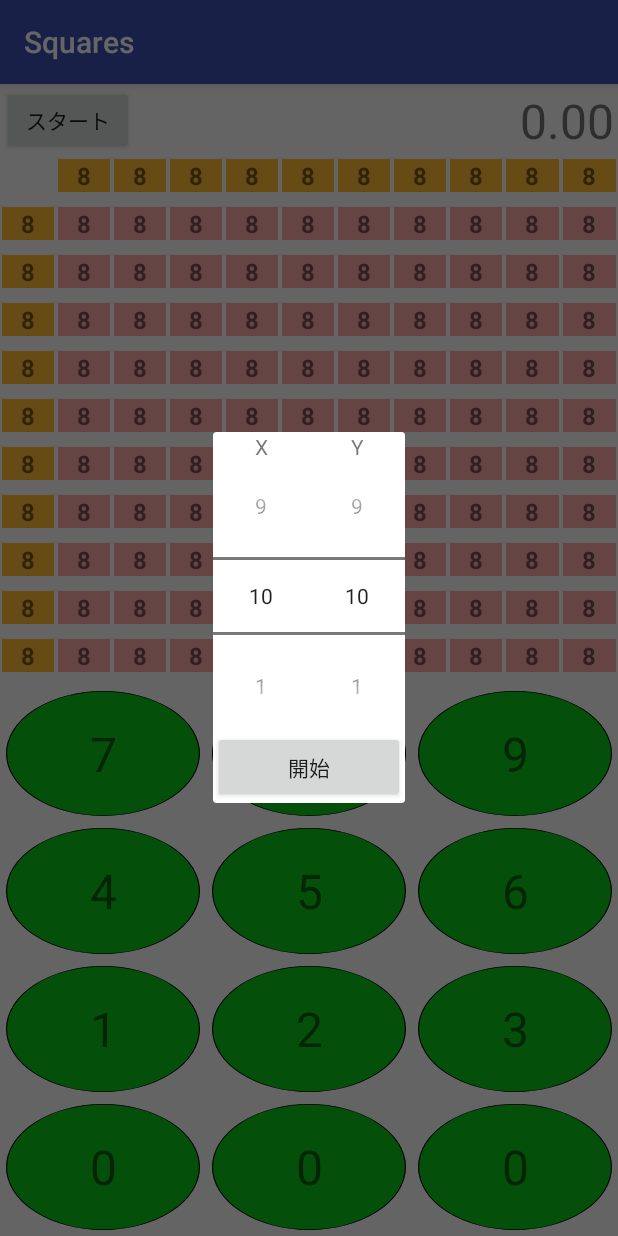
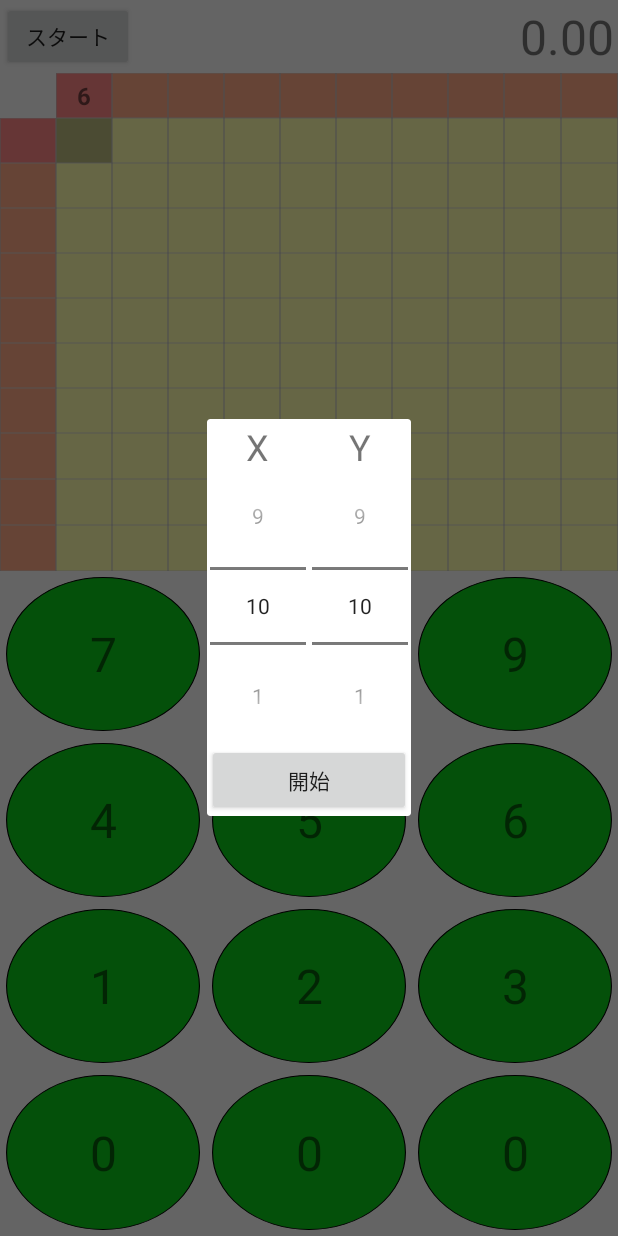
Before and after one commit to Funabashi-Joho-Business/Squares100, an Android app: the screen it shows after launch (MainActivity), after a tap on "スタート", on a phone screen of 412 x 824 dp. Run offline under Robolectric (Android 15) with nearby library versions, the phone set to English and light mode, and no system bars.

Commit message:
ソースコードの改良

```diff
--- a/app/build.gradle
+++ b/app/build.gradle
@@ -26,4 +26,5 @@ dependencies {
     androidTestImplementation 'com.android.support.test:runner:1.0.2'
     androidTestImplementation 'com.android.support.test.espresso:espresso-core:3.0.2'
     implementation 'com.android.support:gridlayout-v7:27.1.1'
+    implementation 'com.android.support.constraint:constraint-layout:1.1.0'
 }
--- a/app/src/main/java/jp/croud/squares/InputFragment.java
+++ b/app/src/main/java/jp/croud/squares/InputFragment.java
@@ -16,7 +16,7 @@ import android.widget.TextView;
  * A simple {@link Fragment} subclass.
  */
 public class InputFragment extends Fragment implements View.OnClickListener {
-
+	//ナンバークリックコールバック用リスナー
 	interface OnNumberClickListener{
 		void onNumberClick(int value);
 	}
@@ -24,15 +24,15 @@ public class InputFragment extends Fragment implements View.OnClickListener {
 	void setOnNumberClickListener(OnNumberClickListener listener){
 		mListener = listener;
 	}
+
 	public InputFragment() {
-		// Required empty public constructor
+
 	}
 
 
 	@Override
 	public View onCreateView(LayoutInflater inflater, ViewGroup container,
 	                         Bundle savedInstanceState) {
-		// Inflate the layout for this fragment
 		return inflater.inflate(R.layout.fragment_input, container, false);
 	}
 
@@ -40,8 +40,9 @@ public class InputFragment extends Fragment implements View.OnClickListener {
 	public void onViewCreated(@NonNull View view, @Nullable Bundle savedInstanceState) {
 		super.onViewCreated(view, savedInstanceState);
 
-		int[] num = {7, 8, 9, 4, 5, 6, 1, 2, 3, 0,0,0};
-
+		//キー配置リスト
+		final int[] num = {7, 8, 9, 4, 5, 6, 1, 2, 3, 0, 0, 0};
+		//キー設定
 		for(int i=0;i<num.length;i++){
 			ViewGroup parent = (ViewGroup)((ViewGroup)view).getChildAt(i/3);
 			ImageButton imageButton = (ImageButton)((ViewGroup)parent.getChildAt(i%3)).getChildAt(0);
@@ -55,6 +56,7 @@ public class InputFragment extends Fragment implements View.OnClickListener {
 
 	@Override
 	public void onClick(View v) {
+		//キータップコールバック
 		if(mListener != null)
 			mListener.onNumberClick((int)v.getTag());
 	}
--- a/app/src/main/java/jp/croud/squares/ModeFragment.java
+++ b/app/src/main/java/jp/croud/squares/ModeFragment.java
@@ -10,6 +10,8 @@ import android.view.LayoutInflater;
 import android.view.View;
 import android.view.ViewGroup;
 import android.widget.NumberPicker;
+
+import jp.croud.squares.db.AppDB;
 
 
 /**
@@ -43,10 +45,14 @@ public class ModeFragment extends DialogFragment implements View.OnClickListener
 		NumberPicker numY = view.findViewById(R.id.numY);
 		numX.setMinValue(1);
 		numX.setMaxValue(10);
-		numX.setValue(10);
 		numY.setMinValue(1);
 		numY.setMaxValue(10);
-		numY.setValue(10);
+
+
+		AppDB db = new AppDB(getContext());
+		numX.setValue(db.getSetting("SizeX",10));
+		numY.setValue(db.getSetting("SizeY",10));
+		db.close();
 
 		view.findViewById(R.id.buttonStart).setOnClickListener(this);
 	}
@@ -56,7 +62,15 @@ public class ModeFragment extends DialogFragment implements View.OnClickListener
 		if(mListener != null) {
 			NumberPicker numX = getView().findViewById(R.id.numX);
 			NumberPicker numY = getView().findViewById(R.id.numY);
-			mListener.onModeStart(numX.getValue(),numY.getValue());
+			int x = numX.getValue();
+			int y = numY.getValue();
+			mListener.onModeStart(x,y);
+
+			AppDB db = new AppDB(getContext());
+			db.setSetting("SizeX",x);
+			db.setSetting("SizeY",y);
+			db.close();
+
 			getDialog().cancel();
 		}
 	}
--- a/app/src/main/java/jp/croud/squares/SquaresFragment.java
+++ b/app/src/main/java/jp/croud/squares/SquaresFragment.java
@@ -21,9 +21,8 @@ import java.util.Random;
  * A simple {@link Fragment} subclass.
  */
 public class SquaresFragment extends Fragment {
-	int mHeaderColor1 = 0xffffaa44;
-	int mHeaderColor2 = 0xffdd8833;
-
+	int mSizeX = 10;
+	int mSizeY = 10;
 	int[] mNumberX = new int[10];
 	int[] mNumberY = new int[10];
 	int mIndex;
@@ -47,25 +46,8 @@ public class SquaresFragment extends Fragment {
 		super.onViewCreated(view, savedInstanceState);
 		mAnimation = AnimationUtils.loadAnimation(getContext(), R.anim.fade_in);
 
-		int countX = 11;
-		int countY = 11;
-		LinearLayout.LayoutParams params = new LinearLayout.LayoutParams(ViewGroup.LayoutParams.MATCH_PARENT,ViewGroup.LayoutParams.WRAP_CONTENT,1);
-		LinearLayout parent = (LinearLayout)view;
-		for(int y=0;y<countY;y++){
-			LinearLayout layout = new LinearLayout(getContext());
-			for(int x=0;x<countX;x++){
-				if(x == 0 && y == 0)
-					layout.addView(new Space(getContext()), new LinearLayout.LayoutParams(ViewGroup.LayoutParams.WRAP_CONTENT,ViewGroup.LayoutParams.WRAP_CONTENT,1));
-				else if(x==0 || y==0)
-					getLayoutInflater().inflate(R.layout.frame_header,layout,true);
-				else
-					getLayoutInflater().inflate(R.layout.frame_item,layout,true);
-			}
-			parent.addView(layout,params);
-
-		}
 		//getLayoutInflater().inflate(R.layout.fragment_squares,)
-		//reset();
+		reset(10,10);
 	}
 
 	@Override
@@ -79,25 +61,47 @@ public class SquaresFragment extends Fragment {
 	}
 
 	public void reset(int x,int y){
+		//マス目の作成
+		int countX = x+1;
+		int countY = y+1;
+		LinearLayout.LayoutParams params = new LinearLayout.LayoutParams(ViewGroup.LayoutParams.MATCH_PARENT,0,1);
+		LinearLayout parent = (LinearLayout)getView();
+		parent.removeAllViews();
+		for(int j=0;j<countY;j++){
+			LinearLayout layout = new LinearLayout(getContext());
+			for(int i=0;i<countX;i++){
+				if(i == 0 && j == 0)
+					layout.addView(new Space(getContext()), new LinearLayout.LayoutParams(ViewGroup.LayoutParams.WRAP_CONTENT,ViewGroup.LayoutParams.WRAP_CONTENT,1));
+				else
+					getLayoutInflater().inflate(R.layout.frame_item,layout,true);
+			}
+			parent.addView(layout,params);
+		}
+		//データの配置
+		mSizeX = x;
+		mSizeY = y;
 		Random rand = new Random();
-		for(int i=0;i<10;i++){
-			int a = rand.nextInt(10);
-			int b = rand.nextInt(10);
-			setSquaresText(i+1,0,String.valueOf(a));
-			setSquaresColor(i+1,0,mHeaderColor1);
-
-			setSquaresText(0,i+1,String.valueOf(b));
-			setSquaresColor(0,i+1,mHeaderColor1);
-
-			mNumberX[i] = a;
-			mNumberY[i] = b;
+		for(int i=0;i<x;i++){
+			int value = rand.nextInt(10);
+			setSquaresText(i+1,0,String.valueOf(value));
+			setSquaresColor(i+1,0,R.drawable.ic_header1);
+			mNumberX[i] = value;
 		}
-		for(int j=0;j<10;j++){
-			for(int i=0;i<10;i++)
-				setSquaresText(j+1,i+1,"");
+		for(int i=0;i<y;i++){
+			int value = rand.nextInt(10);
+			setSquaresText(0,i+1,String.valueOf(value));
+			setSquaresColor(0,i+1,R.drawable.ic_header1);
+			mNumberY[i] = value;
+		}
+		for(int j=0;j<y;j++){
+			for(int i=0;i<x;i++) {
+				setSquaresText(i+1,j + 1,  "");
+				setSquaresColor(i + 1,j + 1,  R.drawable.ic_item1);
+			}
 		}
 		mIndex = 0;
-		setSquaresColor(0,mHeaderColor2);
+		setSquaresColor(0,R.drawable.ic_header2);
+		setSquaresColor2(0,R.drawable.ic_item2);
 	}
 	void setSquaresText(int x,int y,String value){
 		ViewGroup view = (ViewGroup)getView();
@@ -107,32 +111,40 @@ public class SquaresFragment extends Fragment {
 		textView.setText(value);
 		textView.startAnimation(mAnimation);
 	}
-	void setSquaresColor(int x,int y,int color){
+	void setSquaresColor(int x,int y,int id){
 		ViewGroup view = (ViewGroup)getView();
 		ViewGroup line = (ViewGroup) view.getChildAt(y);
 		ViewGroup frame = (ViewGroup) line.getChildAt(x);
-		TextView textView = (TextView) frame.getChildAt(0);
-		textView.setBackgroundColor(color);
+		frame.setBackgroundResource(id);
 	}
-	public void setSquaresColor(int index,int color){
-		if(mIndex >= 100)
+	public void setSquaresColor(int index,int id){
+		if(mIndex >= mSizeX*mSizeY)
 			return;
-		int x = mIndex % 10;
-		int y = mIndex / 10;
-		setSquaresColor(0,y+1,color);
-		setSquaresColor(x+1,0,color);
+		int x = mIndex % mSizeX;
+		int y = mIndex / mSizeX;
+		setSquaresColor(0,y+1,id);
+		setSquaresColor(x+1,0,id);
+	}
+	public void setSquaresColor2(int index,int id){
+		if(mIndex >= mSizeX*mSizeY)
+			return;
+		int x = mIndex % mSizeX;
+		int y = mIndex / mSizeX;
+		setSquaresColor(x+1,y+1,id);
 	}
 	public boolean sendNumber(int number){
-		if(mIndex >= 100)
+		if(mIndex >= mSizeX*mSizeY)
 			return false;
-		int x = mIndex % 10;
-		int y = mIndex / 10;
+		int x = mIndex % mSizeX;
+		int y = mIndex / mSizeX;
 		int value = (mNumberX[x]+mNumberY[y])%10;
 		if(value == number){
 			setSquaresText(x+1,y+1,String.valueOf(value));
-			setSquaresColor(mIndex,mHeaderColor1);
+			setSquaresColor(mIndex,R.drawable.ic_header1);
+			setSquaresColor2(mIndex,R.drawable.ic_item1);
 			mIndex++;
-			setSquaresColor(mIndex,mHeaderColor2);
+			setSquaresColor(mIndex,R.drawable.ic_header2);
+			setSquaresColor2(mIndex,R.drawable.ic_item2);
 			return true;
 		}
 		setSquaresText(x+1,y+1,"×");
@@ -141,4 +153,7 @@ public class SquaresFragment extends Fragment {
 	public int getAnswerCount(){
 		return mIndex;
 	}
+	public int getAllCount(){
+		return mSizeX * mSizeY;
+	}
 }
--- /dev/null
+++ b/app/src/main/java/jp/croud/squares/db/SQLite.java
@@ -0,0 +1,106 @@
+package jp.croud.squares.db;
+
+import android.content.ContentValues;
+import android.content.Context;
+import android.database.Cursor;
+import android.database.SQLException;
+import android.database.sqlite.SQLiteDatabase;
+import android.database.sqlite.SQLiteDatabaseLockedException;
+import android.database.sqlite.SQLiteOpenHelper;
+import android.database.sqlite.SQLiteStatement;
+
+public abstract class SQLite extends SQLiteOpenHelper
+{
+	private SQLiteDatabase mDataBase;
+	public SQLite(Context context, String dbName, int version)
+	{
+		super(context, dbName, null, version);
+	}
+	@Override
+	public synchronized void close() {
+		if(mDataBase != null)
+			mDataBase.close();
+		super.close();
+	}
+	public void insert(String tableName, ContentValues v){
+		mDataBase.insert(tableName,null,v);
+	}
+	public boolean isTable(String name)
+	{
+		Cursor c = query("select name from sqlite_master where name='?';",name);
+		boolean flag =  c.moveToFirst();
+		c.close();
+		return flag;
+	}
+	public boolean exec(String sql,Object ...params)
+	{
+		for(int i= 0;i<20;i++)
+		{
+			try {
+				if(mDataBase == null || mDataBase.isReadOnly())
+				{
+					if(mDataBase != null)
+						mDataBase.close();
+					mDataBase = getWritableDatabase();
+				}
+				SQLiteStatement stmt = mDataBase.compileStatement(sql);
+				for (int index=0;i<params.length;i++){
+					if(params[i] instanceof Long)
+						stmt.bindLong(index,(long)params[i]);
+					else if(params[i] instanceof Double)
+						stmt.bindDouble(index,(double)params[i]);
+					else if(params[i] instanceof Byte[])
+						stmt.bindBlob(index,(byte[])params[i]);
+					else
+						stmt.bindString(index,params[i].toString());
+				}
+				stmt.execute();
+				return true;
+			}catch(SQLiteDatabaseLockedException e)
+			{
+				System.out.println(e);
+				try{Thread.sleep(100);} catch (InterruptedException e1) {}
+			} catch (SQLException e) {
+
+				System.out.println(e);
+				break;
+			}
+		}
+
+		return false;
+	}
+	public Cursor query(String sql,String... params)
+	{
+		for(int i= 0;i<20;i++)
+		{
+			try {
+				if(mDataBase == null)
+					mDataBase = getReadableDatabase();
+				return mDataBase.rawQuery(sql,params);
+			}catch(SQLiteDatabaseLockedException e)
+			{
+				System.out.println(e);
+				try{Thread.sleep(100);} catch (InterruptedException e1) {}
+			} catch (SQLException e) {
+
+				System.out.println(e);
+				break;
+			}
+		}
+		return null;
+	}
+	//SQLインジェクション対策
+	public static String STR(String str)
+	{
+		//シングルクオートをシングルクオート二つにエスケーブ
+		return str.replaceAll("'", "''");
+	}
+	public void begin()
+	{
+		exec("begin;");
+	}
+	public void commit()
+	{
+		exec("commit;");
+	}
+}
--- /dev/null
+++ b/app/src/main/res/drawable/ic_header1.xml
@@ -0,0 +1,5 @@
+<vector android:height="24dp" android:viewportHeight="124"
+        android:viewportWidth="124" android:width="24dp" xmlns:android="http://schemas.android.com/apk/res/android">
+    <path android:fillColor="#ffaa88" android:pathData="M0.5,0.5h123v123h-123z"/>
+    <path android:fillColor="#b3b3b3" android:pathData="M123,1L123,123L1,123L1,1L123,1m1,-1L0,0L0,124L124,124L124,0Z"/>
+</vector>
--- /dev/null
+++ b/app/src/main/res/drawable/ic_header2.xml
@@ -0,0 +1,5 @@
+<vector android:height="24dp" android:viewportHeight="124"
+        android:viewportWidth="124" android:width="24dp" xmlns:android="http://schemas.android.com/apk/res/android">
+    <path android:fillColor="#ff8888" android:pathData="M0.5,0.5h123v123h-123z"/>
+    <path android:fillColor="#b3b3b3" android:pathData="M123,1L123,123L1,123L1,1L123,1m1,-1L0,0L0,124L124,124L124,0Z"/>
+</vector>
--- /dev/null
+++ b/app/src/main/res/drawable/ic_item1.xml
@@ -0,0 +1,5 @@
+<vector android:height="24dp" android:viewportHeight="124"
+    android:viewportWidth="124" android:width="24dp" xmlns:android="http://schemas.android.com/apk/res/android">
+    <path android:fillColor="#ffffad" android:pathData="M0.5,0.5h123v123h-123z"/>
+    <path android:fillColor="#b3b3b3" android:pathData="M123,1L123,123L1,123L1,1L123,1m1,-1L0,0L0,124L124,124L124,0Z"/>
+</vector>
--- /dev/null
+++ b/app/src/main/res/drawable/ic_item2.xml
@@ -0,0 +1,5 @@
+<vector android:height="24dp" android:viewportHeight="124"
+        android:viewportWidth="124" android:width="24dp" xmlns:android="http://schemas.android.com/apk/res/android">
+    <path android:fillColor="#bbbb80" android:pathData="M0.5,0.5h123v123h-123z"/>
+    <path android:fillColor="#b3b3b3" android:pathData="M123,1L123,123L1,123L1,1L123,1m1,-1L0,0L0,124L124,124L124,0Z"/>
+</vector>
--- /dev/null
+++ b/app/src/main/res/layout-land/activity_main.xml
@@ -0,0 +1,61 @@
+<?xml version="1.0" encoding="utf-8"?>
+<LinearLayout
+    xmlns:android="http://schemas.android.com/apk/res/android"
+    xmlns:app="http://schemas.android.com/apk/res-auto"
+    xmlns:tools="http://schemas.android.com/tools"
+    android:id="@+id/linearLayout"
+    android:layout_width="match_parent"
+    android:layout_height="match_parent"
+    tools:context=".MainActivity">
+
+
+    <LinearLayout
+        android:layout_width="0dp"
+        android:layout_height="match_parent"
+        android:layout_weight="3"
+        android:orientation="vertical">
+
+        <LinearLayout
+            android:layout_width="match_parent"
+            android:layout_height="wrap_content"
+            android:gravity="center"
+            android:orientation="horizontal">
+
+            <Button
+                android:id="@+id/button"
+                android:layout_width="wrap_content"
+                android:layout_height="wrap_content"
+                android:gravity="center"
+                android:text="スタート"
+                android:textAlignment="center"/>
+
+            <TextView
+                android:id="@+id/textTime"
+                android:layout_width="wrap_content"
+                android:layout_height="wrap_content"
+                android:layout_weight="1"
+                android:gravity="right|center_vertical"
+                android:padding="1dp"
+                android:text="0.00"
+                android:textSize="32dp"/>
+
+        </LinearLayout>
+
+        <fragment
+            android:id="@+id/fragmentSquares"
+            android:name="jp.croud.squares.SquaresFragment"
+            android:layout_width="match_parent"
+            android:layout_height="match_parent"
+            />
+
+    </LinearLayout>
+
+    <fragment
+        android:id="@+id/fragmentInput"
+        android:name="jp.croud.squares.InputFragment"
+        android:layout_width="0dp"
+        android:layout_height="match_parent"
+        android:layout_weight="4"/>
+
+
+</LinearLayout>
--- a/app/src/main/res/layout/activity_main.xml
+++ b/app/src/main/res/layout/activity_main.xml
@@ -39,13 +39,13 @@
         android:id="@+id/fragmentSquares"
         android:name="jp.croud.squares.SquaresFragment"
         android:layout_width="match_parent"
-        android:layout_height="wrap_content"
-        android:layout_weight="1"/>
+        android:layout_height="0dp"
+        android:layout_weight="3"/>
 
     <fragment
         android:id="@+id/fragmentInput"
         android:name="jp.croud.squares.InputFragment"
         android:layout_width="match_parent"
-        android:layout_height="wrap_content"
-        android:layout_weight="2"/>
+        android:layout_height="0dp"
+        android:layout_weight="4"/>
 </LinearLayout>
--- a/app/src/main/res/layout/fragment_mode.xml
+++ b/app/src/main/res/layout/fragment_mode.xml
@@ -9,47 +9,60 @@
 
     <!-- TODO: Update blank fragment layout -->
 
-    <TableLayout
-        android:layout_width="wrap_content"
-        android:layout_height="wrap_content">
+    <LinearLayout
+        android:layout_width="match_parent"
+        android:layout_height="match_parent"
+        android:orientation="horizontal">
 
-        <TableRow
-            android:layout_width="match_parent"
-            android:layout_height="match_parent">
+        <LinearLayout
+            android:layout_width="wrap_content"
+            android:layout_height="wrap_content"
+            android:gravity="center"
+            android:orientation="vertical"
+            android:padding="2dp">
 
             <TextView
                 android:layout_width="wrap_content"
                 android:layout_height="wrap_content"
+                android:layout_weight="1"
                 android:gravity="center"
-                android:text="X"/>
-
-            <TextView
-                android:layout_width="wrap_content"
-                android:layout_height="wrap_content"
-                android:gravity="center"
-                android:text="Y"/>
-        </TableRow>
-
-        <TableRow
-            android:layout_width="match_parent"
-            android:layout_height="match_parent">
+                android:text="X"
+                android:textSize="24sp"/>
 
             <NumberPicker
                 android:id="@+id/numX"
                 android:layout_width="wrap_content"
                 android:layout_height="wrap_content"
                 android:layout_gravity="center"
-                />
+                android:layout_weight="1"/>
+
+        </LinearLayout>
+
+        <LinearLayout
+            android:layout_width="wrap_content"
+            android:layout_height="wrap_content"
+            android:layout_weight="1"
+            android:gravity="center"
+            android:orientation="vertical"
+            android:padding="2dp">
+
+            <TextView
+                android:layout_width="wrap_content"
+                android:layout_height="wrap_content"
+                android:gravity="center"
+                android:text="Y"
+                android:textSize="24sp"/>
 
             <NumberPicker
                 android:id="@+id/numY"
                 android:layout_width="wrap_content"
                 android:layout_height="wrap_content"
                 android:layout_gravity="center"
-                />
-        </TableRow>
+                android:layout_weight="1"/>
 
-    </TableLayout>
+        </LinearLayout>
+
+    </LinearLayout>
 
     <Button
         android:id="@+id/buttonStart"
--- a/app/src/main/res/layout/frame_header.xml
+++ /dev/null
@@ -1,18 +0,0 @@
-<?xml version="1.0" encoding="utf-8"?>
-<FrameLayout xmlns:android="http://schemas.android.com/apk/res/android"
-             android:layout_width="0px"
-             android:layout_height="wrap_content"
-             android:layout_weight="1"
-             android:clipChildren="false"
-             android:clipToPadding="false"
-             android:padding="1dp">
-
-    <TextView
-        android:layout_width="match_parent"
-        android:layout_height="match_parent"
-        android:background="@android:color/holo_orange_light"
-        android:gravity="center"
-        android:text="8"
-        android:textSize="16dp"
-        android:textStyle="bold"/>
-</FrameLayout>
--- a/app/src/main/res/layout/frame_item.xml
+++ b/app/src/main/res/layout/frame_item.xml
@@ -1,7 +1,7 @@
 <?xml version="1.0" encoding="utf-8"?>
 <FrameLayout xmlns:android="http://schemas.android.com/apk/res/android"
              android:layout_width="0dp"
-             android:layout_height="wrap_content"
+             android:layout_height="match_parent"
              android:layout_weight="1"
              android:clipChildren="false"
              android:clipToPadding="false"
@@ -10,7 +10,6 @@
     <TextView
         android:layout_width="match_parent"
         android:layout_height="match_parent"
-        android:background="#ffaaaa"
         android:gravity="center"
         android:padding="0dp"
         android:text="8"
--- a/app/src/main/res/values/styles.xml
+++ b/app/src/main/res/values/styles.xml
@@ -1,7 +1,7 @@
 <resources>
 
     <!-- Base application theme. -->
-    <style name="AppTheme" parent="Theme.AppCompat.Light.DarkActionBar">
+    <style name="AppTheme" parent="Theme.AppCompat.Light.NoActionBar">
         <!-- Customize your theme here. -->
         <item name="colorPrimary">@color/colorPrimary</item>
         <item name="colorPrimaryDark">@color/colorPrimaryDark</item>
```
Also changed, not shown: app/src/main/java/jp/croud/squares/MainActivity.java (+19 -12 lines), app/src/main/java/jp/croud/squares/db/AppDB.java (added, +86 -0 lines).
